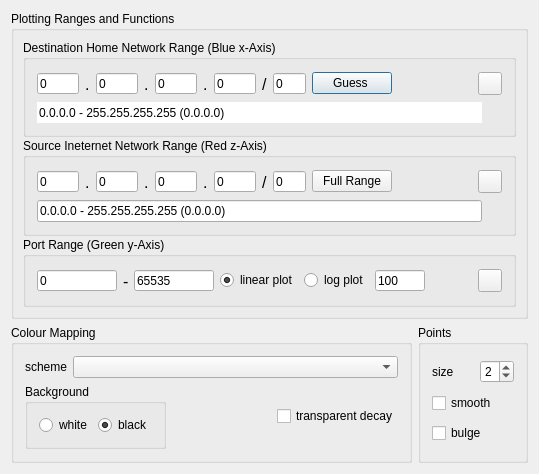
Qt form src/plottersettingsdialog.ui (yestinj/inetvis) before a commit.
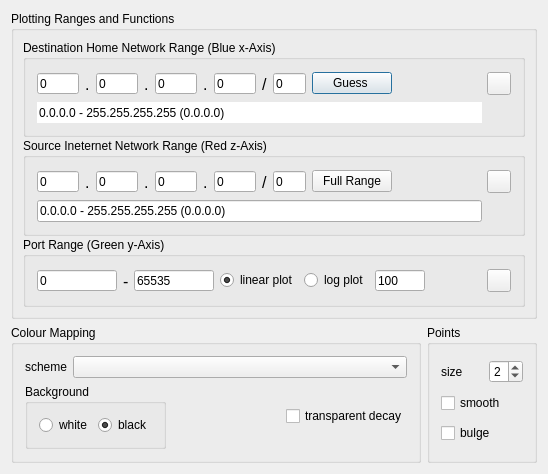
The same form after that commit. Icons and pictures are not drawn.

Commit message: Saved dialog in designed, causing reformat, and fixed paths to resources.

Patch:
```diff
--- a/src/plottersettingsdialog.ui
+++ b/src/plottersettingsdialog.ui
@@ -9,14 +9,12 @@
       <rect>
         <x>0</x>
         <y>0</y>
-        <width>522</width>
-        <height>432</height>
+    <width>548</width>
+    <height>473</height>
       </rect>
     </property>
     <property name="sizePolicy">
-      <sizepolicy>
-        <hsizetype>1</hsizetype>
-        <vsizetype>1</vsizetype>
+   <sizepolicy hsizetype="Minimum" vsizetype="Minimum">
         <horstretch>0</horstretch>
         <verstretch>0</verstretch>
       </sizepolicy>
@@ -28,9 +26,7 @@
       <item>
         <widget class="QGroupBox" name="PlottingGroupBox">
           <property name="sizePolicy">
-            <sizepolicy>
-              <hsizetype>3</hsizetype>
-              <vsizetype>0</vsizetype>
+      <sizepolicy hsizetype="MinimumExpanding" vsizetype="Fixed">
               <horstretch>0</horstretch>
               <verstretch>0</verstretch>
             </sizepolicy>
@@ -1005,9 +1001,7 @@
                 <bool>true</bool>
               </property>
               <property name="sizePolicy">
-                <sizepolicy>
-                  <hsizetype>3</hsizetype>
-                  <vsizetype>0</vsizetype>
+        <sizepolicy hsizetype="MinimumExpanding" vsizetype="Fixed">
                   <horstretch>0</horstretch>
                   <verstretch>0</verstretch>
                 </sizepolicy>
@@ -1045,9 +1039,7 @@
                           <bool>true</bool>
                         </property>
                         <property name="sizePolicy">
-                          <sizepolicy>
-                            <hsizetype>3</hsizetype>
-                            <vsizetype>0</vsizetype>
+             <sizepolicy hsizetype="MinimumExpanding" vsizetype="Fixed">
                             <horstretch>0</horstretch>
                             <verstretch>0</verstretch>
                           </sizepolicy>
@@ -1133,9 +1125,7 @@
                 <bool>true</bool>
               </property>
               <property name="sizePolicy">
-                <sizepolicy>
-                  <hsizetype>0</hsizetype>
-                  <vsizetype>5</vsizetype>
+        <sizepolicy hsizetype="Fixed" vsizetype="Preferred">
                   <horstretch>0</horstretch>
                   <verstretch>0</verstretch>
                 </sizepolicy>
```
Left out of the diff: 649 changed lines with no effect on the pictures. Lines whose indentation alone changed are shown as unchanged.
